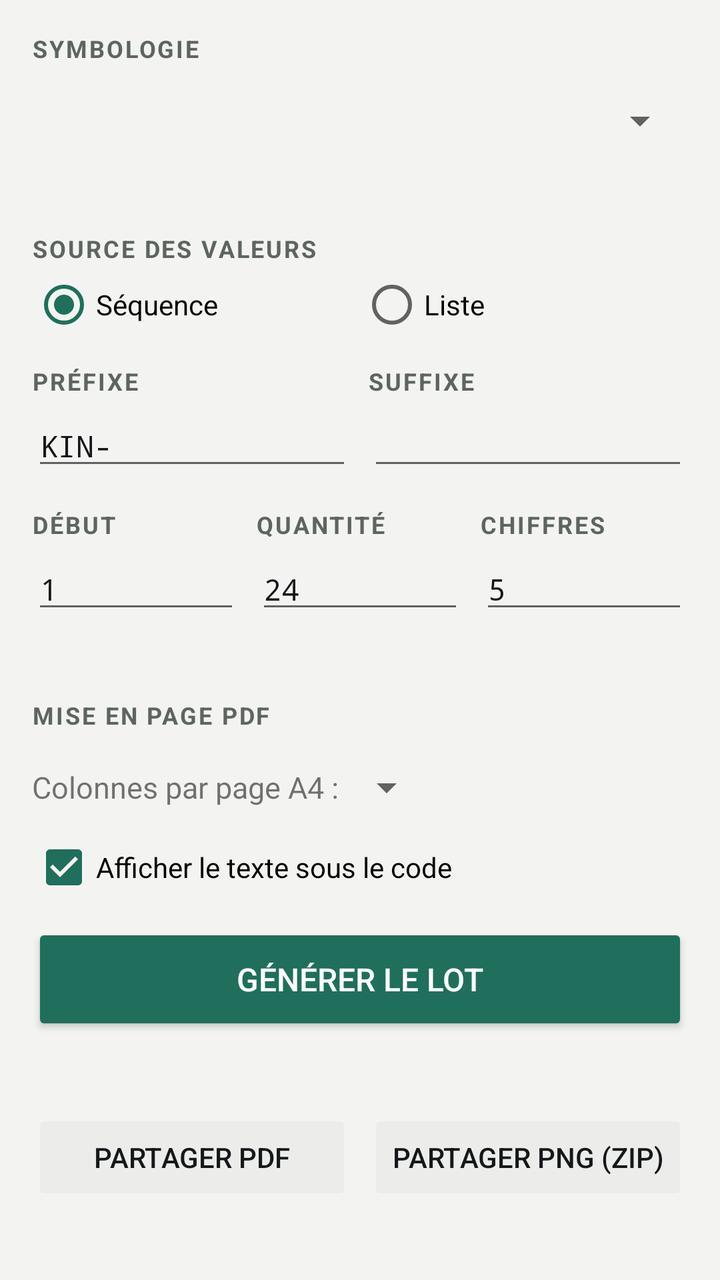
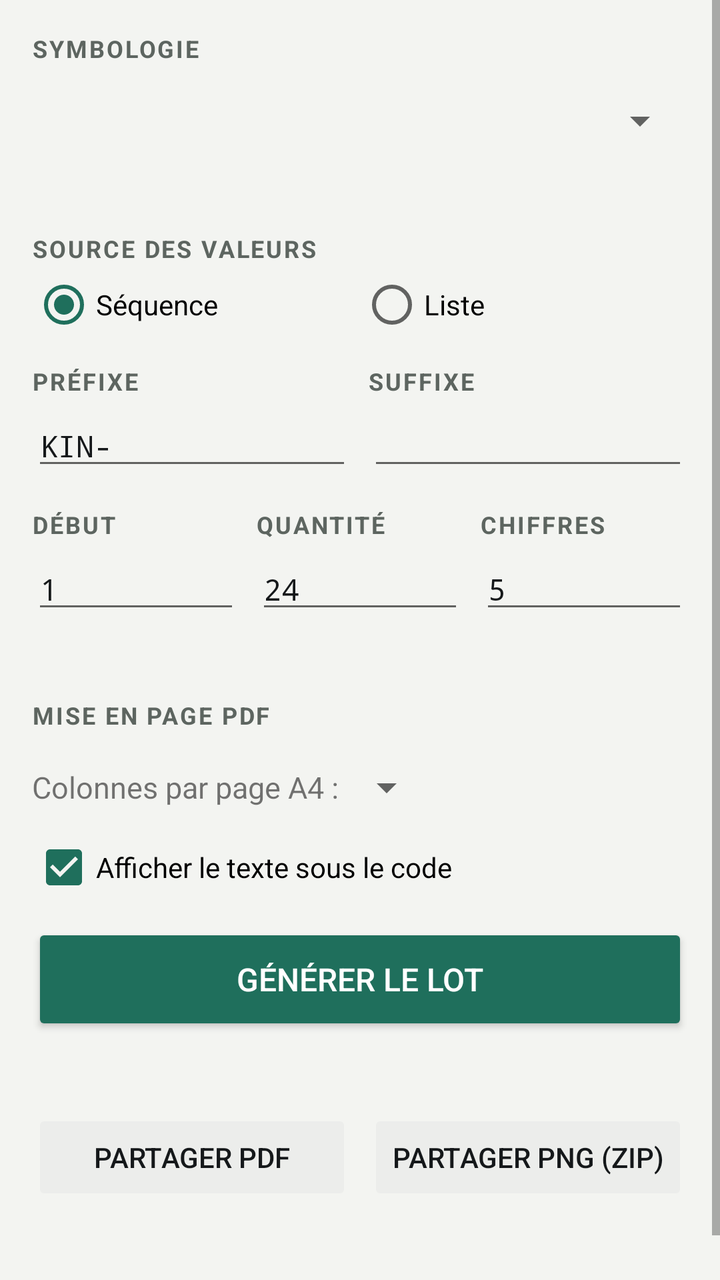

The first picture is an Android layout as it rendered before a commit; the second is the same layout after the commit. The layout source and the unified diff follow.
<!-- AndroidManifest.xml: application theme AppTheme -->
<!-- res/layout/activity_main.xml -->
<?xml version="1.0" encoding="utf-8"?>
<ScrollView xmlns:android="http://schemas.android.com/apk/res/android"
    android:layout_width="match_parent"
    android:layout_height="match_parent"
    android:fillViewport="true">

    <LinearLayout
        android:layout_width="match_parent"
        android:layout_height="wrap_content"
        android:orientation="vertical"
        android:padding="16dp">

        
        <TextView style="@style/Label" android:layout_marginTop="0dp" android:text="Symbologie" />
        <Spinner
            android:id="@+id/spFormat"
            android:layout_width="match_parent"
            android:layout_height="48dp" />
        <TextView
            android:id="@+id/tvHint"
            android:layout_width="match_parent"
            android:layout_height="wrap_content"
            android:textColor="@color/muted"
            android:textSize="13sp" />

        <TextView style="@style/Label" android:text="Source des valeurs" />
        <RadioGroup
            android:id="@+id/rgMode"
            android:layout_width="match_parent"
            android:layout_height="wrap_content"
            android:orientation="horizontal">
            <RadioButton
                android:id="@+id/rbSeq"
                android:layout_width="0dp"
                android:layout_height="wrap_content"
                android:layout_weight="1"
                android:checked="true"
                android:text="Séquence" />
            <RadioButton
                android:id="@+id/rbList"
                android:layout_width="0dp"
                android:layout_height="wrap_content"
                android:layout_weight="1"
                android:text="Liste" />
        </RadioGroup>

        
        <LinearLayout
            android:id="@+id/boxSeq"
            android:layout_width="match_parent"
            android:layout_height="wrap_content"
            android:orientation="vertical">

            <LinearLayout
                android:layout_width="match_parent"
                android:layout_height="wrap_content"
                android:orientation="horizontal">
                <LinearLayout android:layout_width="0dp" android:layout_height="wrap_content" android:layout_weight="1" android:orientation="vertical" android:layout_marginEnd="8dp">
                    <TextView style="@style/Label" android:text="Préfixe" />
                    <EditText android:id="@+id/etPrefix" style="@style/Field" android:inputType="textCapCharacters|textNoSuggestions" android:text="KIN-" />
                </LinearLayout>
                <LinearLayout android:layout_width="0dp" android:layout_height="wrap_content" android:layout_weight="1" android:orientation="vertical">
                    <TextView style="@style/Label" android:text="Suffixe" />
                    <EditText android:id="@+id/etSuffix" style="@style/Field" android:inputType="textCapCharacters|textNoSuggestions" />
                </LinearLayout>
            </LinearLayout>

            <LinearLayout
                android:layout_width="match_parent"
                android:layout_height="wrap_content"
                android:orientation="horizontal">
                <LinearLayout android:layout_width="0dp" android:layout_height="wrap_content" android:layout_weight="1" android:orientation="vertical" android:layout_marginEnd="8dp">
                    <TextView style="@style/Label" android:text="Début" />
                    <EditText android:id="@+id/etStart" style="@style/Field" android:inputType="number" android:text="1" />
                </LinearLayout>
                <LinearLayout android:layout_width="0dp" android:layout_height="wrap_content" android:layout_weight="1" android:orientation="vertical" android:layout_marginEnd="8dp">
                    <TextView style="@style/Label" android:text="Quantité" />
                    <EditText android:id="@+id/etCount" style="@style/Field" android:inputType="number" android:text="24" />
                </LinearLayout>
                <LinearLayout android:layout_width="0dp" android:layout_height="wrap_content" android:layout_weight="1" android:orientation="vertical">
                    <TextView style="@style/Label" android:text="Chiffres" />
                    <EditText android:id="@+id/etDigits" style="@style/Field" android:inputType="number" android:text="5" />
                </LinearLayout>
            </LinearLayout>
            <TextView
                android:id="@+id/tvSeqPreview"
                android:layout_width="match_parent"
                android:layout_height="wrap_content"
                android:layout_marginTop="6dp"
                android:fontFamily="monospace"
                android:textColor="@color/muted"
                android:textSize="13sp" />
        </LinearLayout>

        
        <LinearLayout
            android:id="@+id/boxList"
            android:layout_width="match_parent"
            android:layout_height="wrap_content"
            android:orientation="vertical"
            android:visibility="gone">
            <TextView style="@style/Label" android:text="Une valeur par ligne" />
            <EditText
                android:id="@+id/etList"
                style="@style/Field"
                android:gravity="top"
                android:inputType="textMultiLine|textNoSuggestions"
                android:minLines="5"
                android:text="KIN-00001\nKIN-00002\nKIN-00003" />
        </LinearLayout>

        <TextView style="@style/Label" android:text="Mise en page PDF" />
        <LinearLayout
            android:layout_width="match_parent"
            android:layout_height="wrap_content"
            android:gravity="center_vertical"
            android:orientation="horizontal">
            <TextView
                android:layout_width="wrap_content"
                android:layout_height="wrap_content"
                android:text="Colonnes par page A4 :"
                android:textSize="15sp" />
            <Spinner
                android:id="@+id/spCols"
                android:layout_width="wrap_content"
                android:layout_height="48dp" />
        </LinearLayout>
        <CheckBox
            android:id="@+id/cbText"
            android:layout_width="wrap_content"
            android:layout_height="wrap_content"
            android:checked="true"
            android:text="Afficher le texte sous le code" />

        <Button
            android:id="@+id/btnGenerate"
            android:layout_width="match_parent"
            android:layout_height="56dp"
            android:layout_marginTop="12dp"
            android:backgroundTint="@color/accent"
            android:text="Générer le lot"
            android:textColor="#FFFFFF"
            android:textSize="16sp" />

        <TextView
            android:id="@+id/tvStatus"
            android:layout_width="match_parent"
            android:layout_height="wrap_content"
            android:layout_marginTop="10dp"
            android:textSize="14sp"
            android:textStyle="bold" />
        <TextView
            android:id="@+id/tvErrors"
            android:layout_width="match_parent"
            android:layout_height="wrap_content"
            android:fontFamily="monospace"
            android:textColor="@color/warn"
            android:textSize="12sp"
            android:visibility="gone" />

        <LinearLayout
            android:layout_width="match_parent"
            android:layout_height="wrap_content"
            android:layout_marginTop="8dp"
            android:orientation="horizontal">
            <Button
                android:id="@+id/btnPdf"
                android:layout_width="0dp"
                android:layout_height="wrap_content"
                android:layout_marginEnd="8dp"
                android:layout_weight="1"
                android:enabled="false"
                android:text="Partager PDF" />
            <Button
                android:id="@+id/btnZip"
                android:layout_width="0dp"
                android:layout_height="wrap_content"
                android:layout_weight="1"
                android:enabled="false"
                android:text="Partager PNG (ZIP)" />
        </LinearLayout>

        
        <LinearLayout
            android:id="@+id/previews"
            android:layout_width="match_parent"
            android:layout_height="wrap_content"
            android:layout_marginTop="12dp"
            android:orientation="vertical" />
    </LinearLayout>
</ScrollView>
<!-- resources referenced by this layout -->
<resources>
  <color name="accent">#1F6F5C</color>
  <color name="muted">#5D6560</color>
  <color name="warn">#B3412E</color>
  <style name="Field">
          <item name="android:layout_width">match_parent</item>
          <item name="android:layout_height">wrap_content</item>
          <item name="android:fontFamily">monospace</item>
          <item name="android:textSize">15sp</item>
      </style>
  <style name="Label">
          <item name="android:layout_width">match_parent</item>
          <item name="android:layout_height">wrap_content</item>
          <item name="android:textSize">12sp</item>
          <item name="android:textStyle">bold</item>
          <item name="android:letterSpacing">0.08</item>
          <item name="android:textAllCaps">true</item>
          <item name="android:textColor">@color/muted</item>
          <item name="android:layout_marginTop">14dp</item>
          <item name="android:layout_marginBottom">4dp</item>
      </style>
  <style name="AppTheme" parent="android:Theme.Material.Light.DarkActionBar">
          <item name="android:colorPrimary">@color/accent</item>
          <item name="android:colorPrimaryDark">@color/accent_dark</item>
          <item name="android:colorAccent">@color/accent</item>
          <item name="android:windowBackground">@color/bg</item>
          <item name="android:textColorPrimary">@color/ink</item>
      </style>
  <color name="accent_dark">#164F42</color>
  <color name="bg">#F3F4F1</color>
  <color name="ink">#15181A</color>
</resources>

<!-- the commit's change to res/layout/activity_main.xml (unified diff, before → after) -->
@@ -187,5 +187,14 @@
             android:layout_height="wrap_content"
             android:layout_marginTop="12dp"
             android:orientation="vertical" />
+
+        <TextView
+            android:id="@+id/tvVersion"
+            android:layout_width="match_parent"
+            android:layout_height="wrap_content"
+            android:layout_marginTop="16dp"
+            android:gravity="center"
+            android:textColor="@color/muted"
+            android:textSize="12sp" />
     </LinearLayout>
 </ScrollView>
